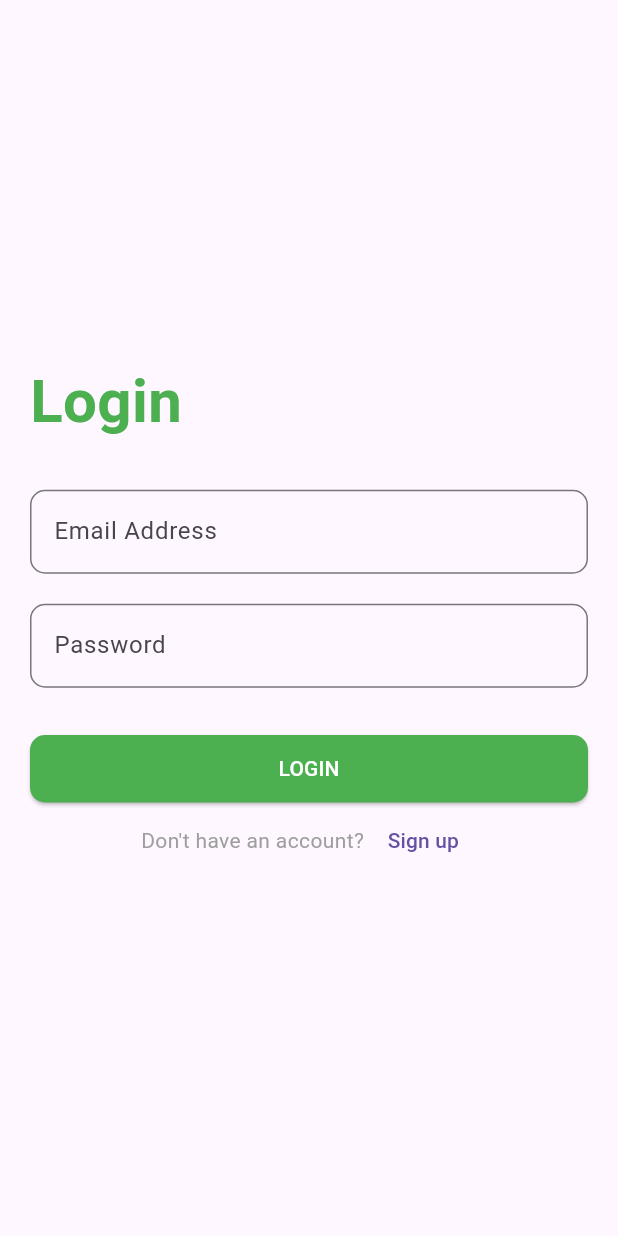
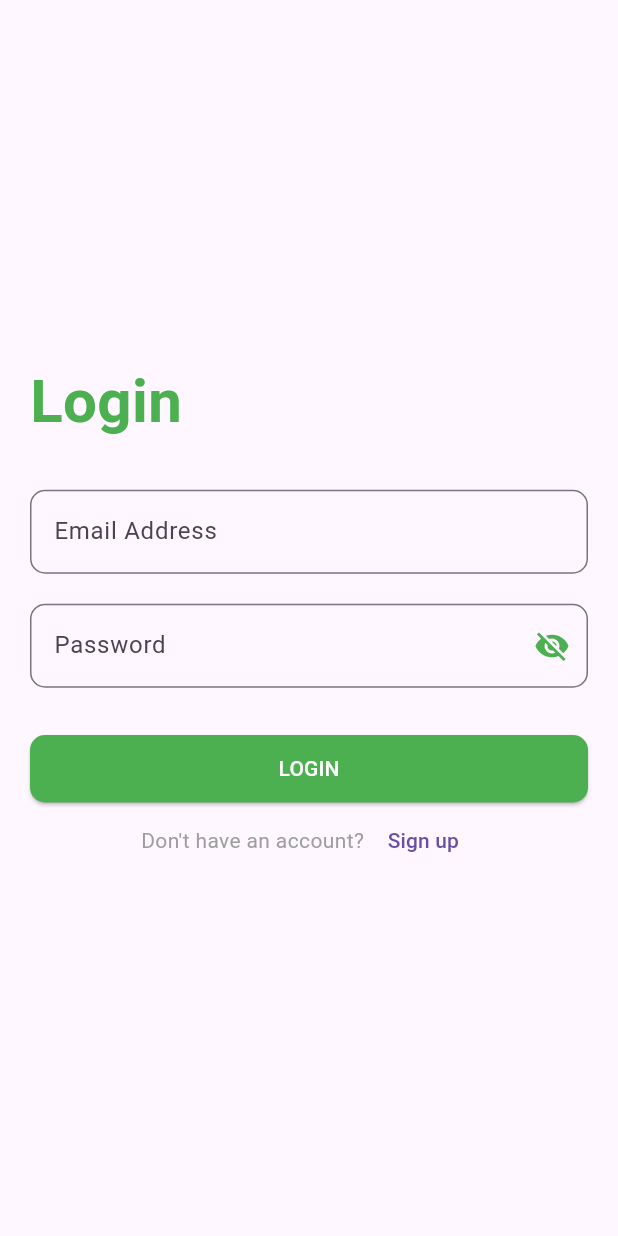
Before and after one commit to 3shmawi/social_app_firebase_3c, a Flutter app: the screen it shows after launch, on a phone screen of 412 x 824 dp. Run offline on Flutter 3.47's test engine with Material 3 defaults, Android fonts, the phone set to English and light mode, and no system bars; our stand-ins replace cloud_firestore, firebase_auth, firebase_core, flutter_bloc, fluttertoast; accounts and stored records are empty.

Commit message:
auth logic

```diff
--- a/lib/app/app.dart
+++ b/lib/app/app.dart
@@ -1,5 +1,6 @@
 import 'package:flutter/material.dart';
 import 'package:flutter_bloc/flutter_bloc.dart';
+import 'package:social_3c/controller/auth_ctrl.dart';
 import 'package:social_3c/controller/layout_ctrl.dart';
 import 'package:social_3c/screens/splash.dart';
 
@@ -11,6 +12,7 @@ class MyApp extends StatelessWidget {
     return MultiBlocProvider(
       providers: [
         BlocProvider(create: (context) => LayoutCtrl()),
+        BlocProvider(create: (context) => AuthCtrl()),
       ],
       child: const MaterialApp(
         debugShowCheckedModeBanner: false,
--- /dev/null
+++ b/lib/app/constants.dart
@@ -0,0 +1,4 @@
+abstract class AppConstants {
+  static const defaultProfileImg =
+      "https://img.freepik.com/free-psd/3d-icon-social-media-app_23-2150049569.jpg?size=626&ext=jpg";
+}
--- /dev/null
+++ b/lib/model/user.dart
@@ -0,0 +1,41 @@
+import 'package:cloud_firestore/cloud_firestore.dart';
+
+class UserModel {
+  final String id;
+  final String email;
+  final String name;
+  final Timestamp createdAt;
+  final Timestamp updatedAt;
+  final String imgUrl;
+
+  UserModel({
+    required this.id,
+    required this.email,
+    required this.name,
+    required this.createdAt,
+    required this.updatedAt,
+    required this.imgUrl,
+  });
+
+  factory UserModel.fromMap(Map<String, dynamic> json) {
+    return UserModel(
+      id: json['uid'],
+      email: json['email'],
+      name: json['username'],
+      createdAt: json['createdAt'],
+      updatedAt: json['updatedAt'],
+      imgUrl: json['imgUrl'],
+    );
+  }
+
+  Map<String, dynamic> toJson() {
+    return {
+      'uid': id,
+      'email': email,
+      'username': name,
+      'createdAt': createdAt,
+      'updatedAt': updatedAt,
+      'imgUrl': imgUrl,
+    };
+  }
+}
--- /dev/null
+++ b/lib/screens/_resources/shared/toast.dart
@@ -0,0 +1,45 @@
+import 'package:flutter/material.dart';
+import 'package:fluttertoast/fluttertoast.dart';
+
+abstract class AppToast {
+  static success(String msg) => Fluttertoast.showToast(
+        msg: msg,
+        toastLength: Toast.LENGTH_SHORT,
+        gravity: ToastGravity.CENTER,
+        timeInSecForIosWeb: 3,
+        backgroundColor: Colors.green,
+        textColor: Colors.white,
+        fontSize: 16.0,
+      );
+
+  static error(String msg) => Fluttertoast.showToast(
+        msg: msg,
+        toastLength: Toast.LENGTH_SHORT,
+        gravity: ToastGravity.CENTER,
+        timeInSecForIosWeb: 3,
+        backgroundColor: Colors.red,
+        textColor: Colors.white,
+        fontSize: 16.0,
+      );
+
+  static warning(String msg) => Fluttertoast.showToast(
+        msg: msg,
+        toastLength: Toast.LENGTH_SHORT,
+        gravity: ToastGravity.CENTER,
+        timeInSecForIosWeb: 3,
+        backgroundColor: Colors.yellowAccent,
+        webShowClose: true,
+        textColor: Colors.white,
+        fontSize: 16.0,
+      );
+
+  static hint(String msg) => Fluttertoast.showToast(
+        msg: msg,
+        toastLength: Toast.LENGTH_SHORT,
+        gravity: ToastGravity.CENTER,
+        timeInSecForIosWeb: 3,
+        backgroundColor: Colors.blueAccent,
+        textColor: Colors.white,
+        fontSize: 16.0,
+      );
+}
--- a/lib/screens/auth/login_view.dart
+++ b/lib/screens/auth/login_view.dart
@@ -1,4 +1,6 @@
 import 'package:flutter/material.dart';
+import 'package:flutter_bloc/flutter_bloc.dart';
+import 'package:social_3c/controller/auth_ctrl.dart';
 import 'package:social_3c/screens/_resources/shared/navigation.dart';
 import 'package:social_3c/screens/auth/sign_up_view.dart';
 
@@ -9,6 +11,14 @@ class LoginView extends StatelessWidget {
 
   @override
   Widget build(BuildContext context) {
+    return BlocConsumer<AuthCtrl, AuthStates>(
+      listener: (context, state) {
+        if (state is GetProfileDataSuccessState) {
+          toAndFinish(context, const LayoutView());
+        }
+      },
+      builder: (context, state) {
+        final cubit = context.read<AuthCtrl>();
         return Scaffold(
           body: Center(
             child: Padding(
@@ -26,6 +36,7 @@ class LoginView extends StatelessWidget {
                   ),
                   const SizedBox(height: 30),
                   TextField(
+                    controller: cubit.emailCtrl,
                     decoration: InputDecoration(
                       border: OutlineInputBorder(
                         borderRadius: BorderRadius.circular(10),
@@ -35,12 +46,22 @@ class LoginView extends StatelessWidget {
                   ),
                   const SizedBox(height: 20),
                   TextField(
-                obscureText: true,
+                    controller: cubit.passwordCtrl,
+                    obscureText: cubit.isPassword,
                     decoration: InputDecoration(
                       border: OutlineInputBorder(
                         borderRadius: BorderRadius.circular(10),
                       ),
                       hintText: 'Password',
+                      suffixIcon: IconButton(
+                        onPressed: cubit.togglePassword,
+                        icon: Icon(
+                          cubit.isPassword
+                              ? Icons.visibility_off
+                              : Icons.visibility,
+                          color: Colors.green,
+                        ),
+                      ),
                     ),
                   ),
                   const SizedBox(height: 30),
@@ -52,10 +73,15 @@ class LoginView extends StatelessWidget {
                         shape: RoundedRectangleBorder(
                           borderRadius: BorderRadius.circular(10),
                         )),
-                onPressed: () {
-                  toAndReplacement(context, const LayoutView());
-                },
+                    onPressed: state is AuthLoadingState ? null : cubit.login,
                     child: const Text('LOGIN'),
+                  ),
+                  if (state is AuthLoadingState)
+                    const Padding(
+                      padding: EdgeInsets.all(8.0),
+                      child: LinearProgressIndicator(
+                        color: Colors.green,
+                      ),
                     ),
                   Row(
                     mainAxisAlignment: MainAxisAlignment.center,
@@ -77,5 +103,7 @@ class LoginView extends StatelessWidget {
             ),
           ),
         );
+      },
+    );
   }
 }
--- a/pubspec.yaml
+++ b/pubspec.yaml
@@ -38,6 +38,8 @@ dependencies:
   firebase_core: ^3.1.1
   cloud_firestore: ^5.0.2
   flutter_bloc: ^8.1.6
+  firebase_auth: ^5.1.2
+  fluttertoast: ^8.2.6
 
 dev_dependencies:
   flutter_test:
```
Also changed, not shown: lib/controller/auth_ctrl.dart (added, +138 -0 lines), lib/screens/auth/sign_up_view.dart (+36 -5 lines), lib/screens/layout/settings/view.dart (+16 -4 lines), pubspec.lock, 3 other files. Lines whose indentation alone changed are shown as unchanged.
